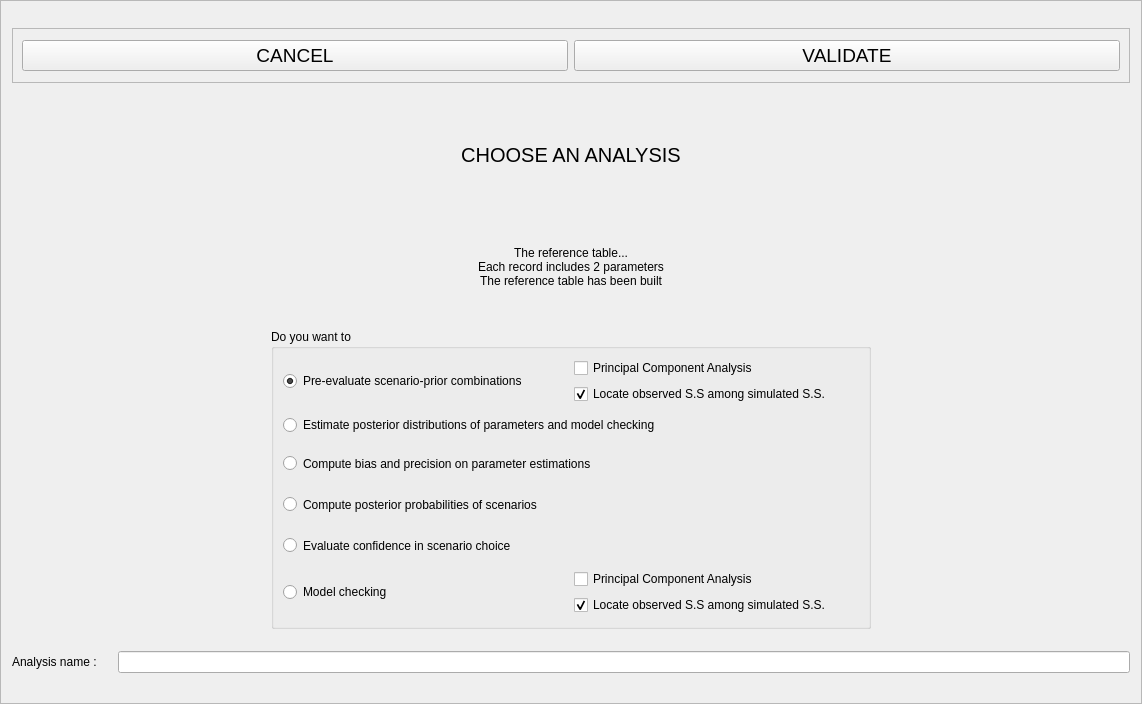
The window that python_interface/uis/defineAnalysis.ui (cbgp/diyabc) describes before a commit, drawn with Qt 5.
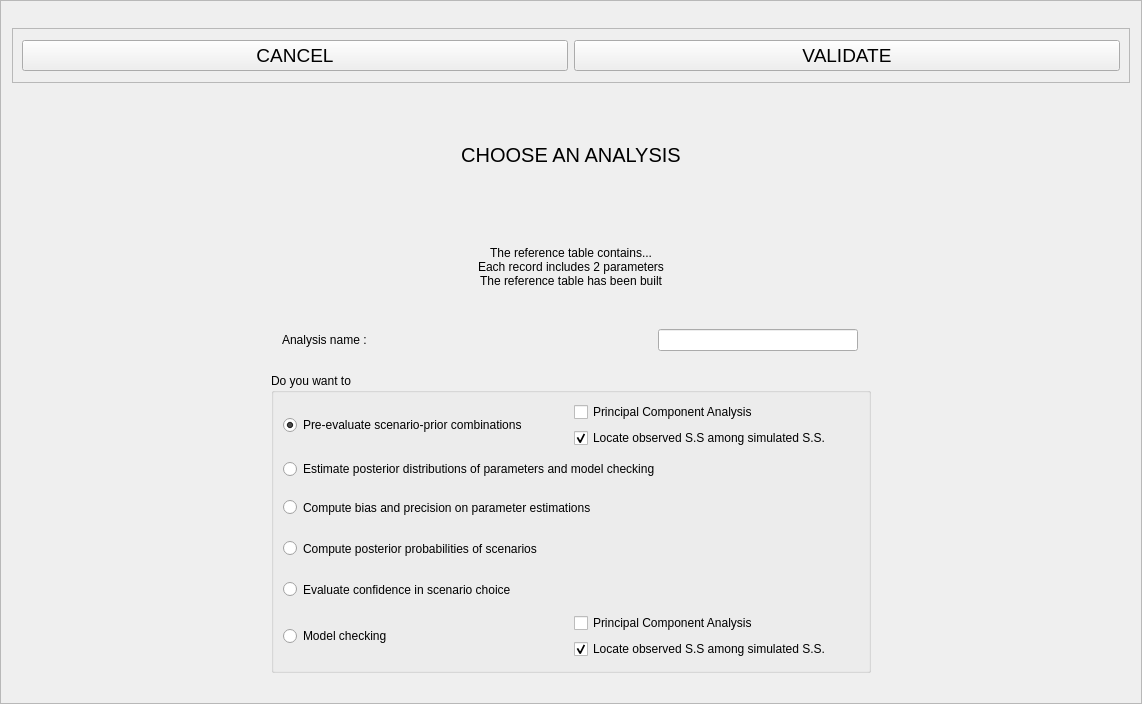
The same window after the commit.

```diff
--- a/python_interface/uis/defineAnalysis.ui
+++ b/python_interface/uis/defineAnalysis.ui
@@ -128,7 +128,7 @@
       </size>
      </property>
      <property name="text">
-      <string>The reference table...
+      <string>The reference table contains...
 Each record includes 2 parameters
 The reference table has been built</string>
      </property>
@@ -137,6 +137,45 @@
      </property>
     </widget>
    </item>
+   <item>
+    <layout class="QHBoxLayout" name="horizontalLayout_3">
+     <item>
+      <widget class="QLabel" name="label_3">
+       <property name="minimumSize">
+        <size>
+         <width>100</width>
+         <height>0</height>
+        </size>
+       </property>
+       <property name="maximumSize">
+        <size>
+         <width>100</width>
+         <height>16777215</height>
+        </size>
+       </property>
+       <property name="text">
+        <string>Analysis name : </string>
+       </property>
+      </widget>
+     </item>
+     <item>
+      <widget class="QLineEdit" name="analysisNameEdit">
+       <property name="minimumSize">
+        <size>
+         <width>200</width>
+         <height>0</height>
+        </size>
+       </property>
+       <property name="maximumSize">
+        <size>
+         <width>200</width>
+         <height>16777215</height>
+        </size>
+       </property>
+      </widget>
+     </item>
+    </layout>
+   </item>
    <item>
     <layout class="QHBoxLayout" name="horizontalLayout_2">
      <item>
@@ -334,32 +373,6 @@
      </item>
     </layout>
    </item>
-   <item>
-    <layout class="QHBoxLayout" name="horizontalLayout_3">
-     <item>
-      <widget class="QLabel" name="label_3">
-       <property name="minimumSize">
-        <size>
-         <width>100</width>
-         <height>0</height>
-        </size>
-       </property>
-       <property name="maximumSize">
-        <size>
-         <width>100</width>
-         <height>16777215</height>
-        </size>
-       </property>
-       <property name="text">
-        <string>Analysis name : </string>
-       </property>
-      </widget>
-     </item>
-     <item>
-      <widget class="QLineEdit" name="analysisNameEdit"/>
-     </item>
-    </layout>
-   </item>
   </layout>
  </widget>
  <resources/>
```
Left out of the diff: 2 changed lines with no effect on the pictures.
